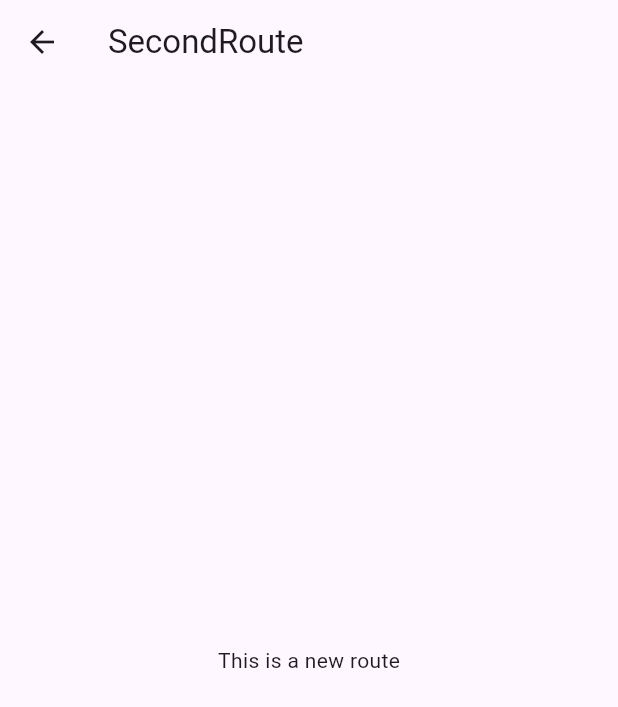
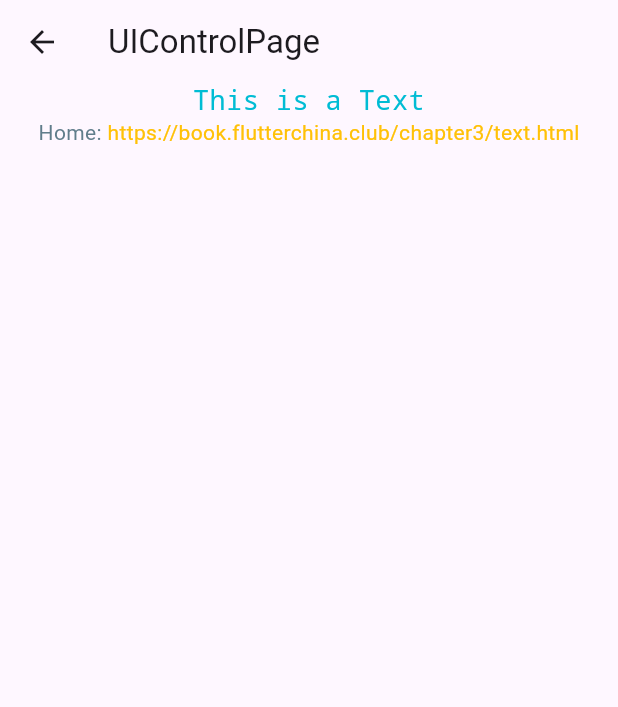
Before and after one commit to jaycehan-bit/funnyone, a Flutter app: the screen it shows after launch, after a tap on "open new route", on a phone screen of 412 x 824 dp. Shown: the top 707 px of the screen. Run offline on Flutter 3.47's test engine with Material 2 defaults, Android fonts, the phone set to English and light mode, and no system bars.

Commit message:
Text组件学习

```diff
--- /dev/null
+++ b/lib/UIControl/UIControl.dart
@@ -0,0 +1,54 @@
+// ignore: file_names
+import 'package:flutter/material.dart';
+
+class UIControlPage extends StatelessWidget {
+  const UIControlPage({super.key});
+
+  @override
+  Widget build(BuildContext context) {
+    return Scaffold(
+      appBar: AppBar(
+        title: const Text(
+          'UIControlPage',
+        ),
+      ),
+      body: const Center(
+        child: Column(
+          children: [
+            Text(
+              // 文本内容
+              'This is a Text',
+              // 对齐方式
+              textAlign: TextAlign.center,
+              // 最大行数
+              maxLines: 1,
+              // 截断方式
+              overflow: TextOverflow.ellipsis,
+              // Text样式
+              style: TextStyle(
+                color: Colors.cyan,
+                fontSize: 18.0,
+                height: 1.2,
+                fontFamily: "Courier",
+              ),
+            ),
+            Text.rich(
+              TextSpan(children: [
+                TextSpan(
+                  text: 'Home: ',
+                  style: TextStyle(
+                    color: Colors.blueGrey,
+                  ),
+                ),
+                TextSpan(
+                  text: 'https://book.flutterchina.club/chapter3/text.html',
+                  style: TextStyle(color: Colors.amber),
+                ),
+              ]),
+            ),
+          ],
+        ),
+      ),
+    );
+  }
+}
--- a/lib/main.dart
+++ b/lib/main.dart
@@ -1,4 +1,5 @@
 import 'package:flutter/material.dart';
+import 'UIControl/UIControl.dart';
 
 void main() {
   runApp(const MyApp());
@@ -179,7 +180,8 @@
                   Navigator.push(
                     context,
                     MaterialPageRoute(builder: (context) {
-                      return SecondRoute();
+                      // return SecondRoute();
+                      return UIControlPage();
                     }),
                   );
                 },
```
